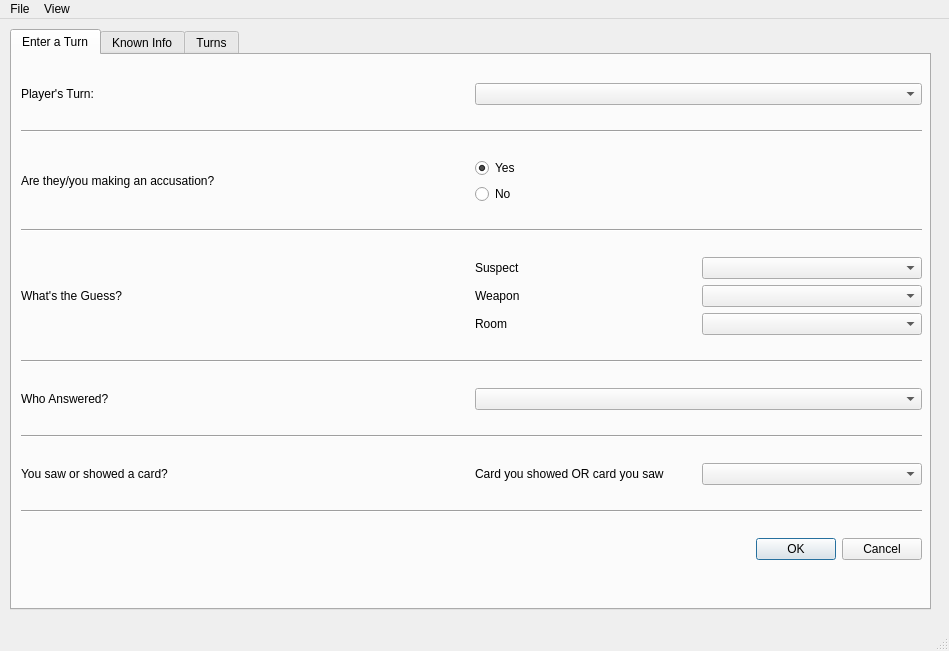
The window that src/mainwindow.ui (wsciaroni/clue) describes before a commit, drawn with Qt 5.
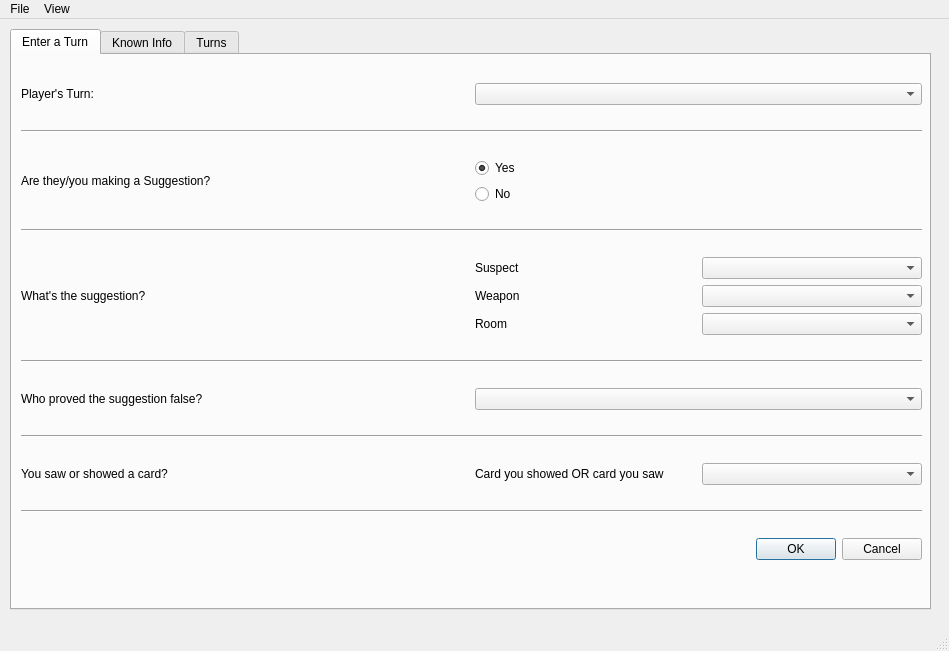
The same window after the commit.

Commit message: Refactor Guess & Accusation to Suggestion as appropriate #5

Diff of the .ui file:
```diff
--- a/src/mainwindow.ui
+++ b/src/mainwindow.ui
@@ -66,7 +66,7 @@
          <item>
           <widget class="QLabel" name="makingAccusation">
            <property name="text">
-            <string>Are they/you making an accusation?</string>
+            <string>Are they/you making a Suggestion?</string>
            </property>
           </widget>
          </item>
@@ -113,7 +113,7 @@
            <item>
             <widget class="QLabel" name="whatsTheGuessLabel">
              <property name="text">
-              <string>What's the Guess?</string>
+              <string>What's the suggestion?</string>
              </property>
             </widget>
            </item>
@@ -167,7 +167,7 @@
          <item>
           <widget class="QLabel" name="whoAnsweredLabel">
            <property name="text">
-            <string>Who Answered?</string>
+            <string>Who proved the suggestion false?</string>
            </property>
           </widget>
          </item>
```
Left out of the diff: 12 changed lines with no effect on the pictures. The commit also changes 5 other files.
